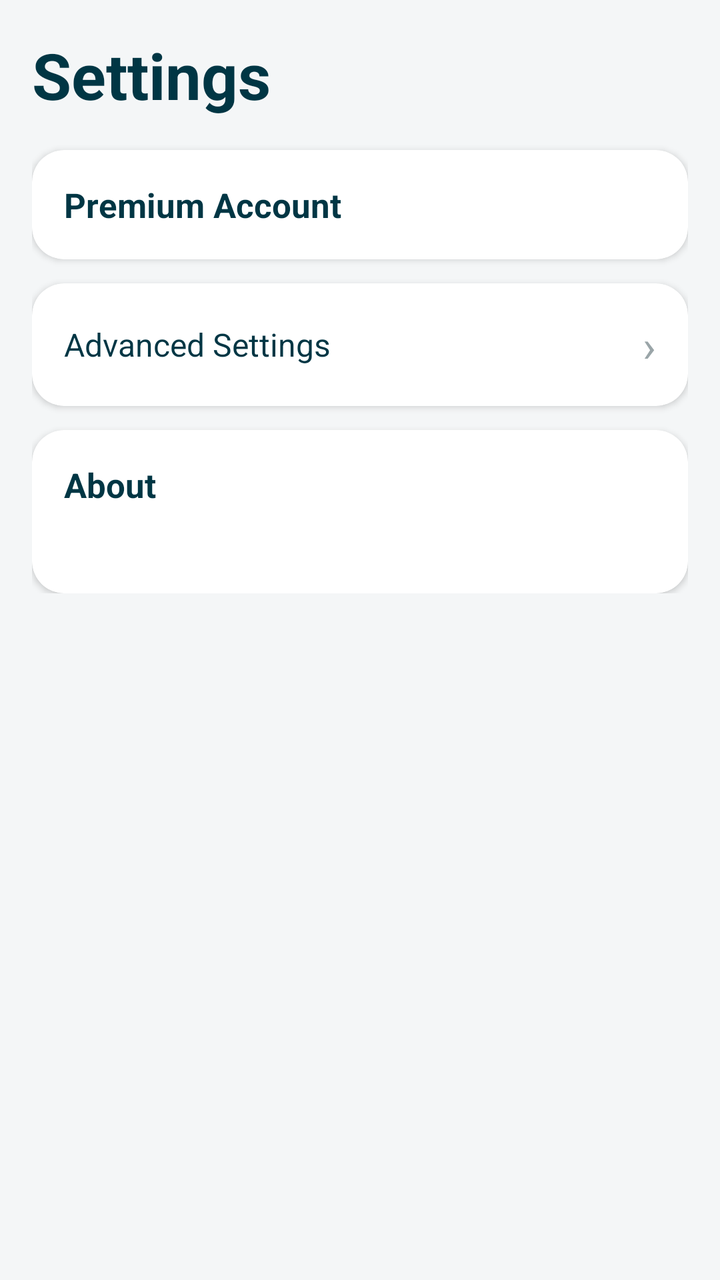
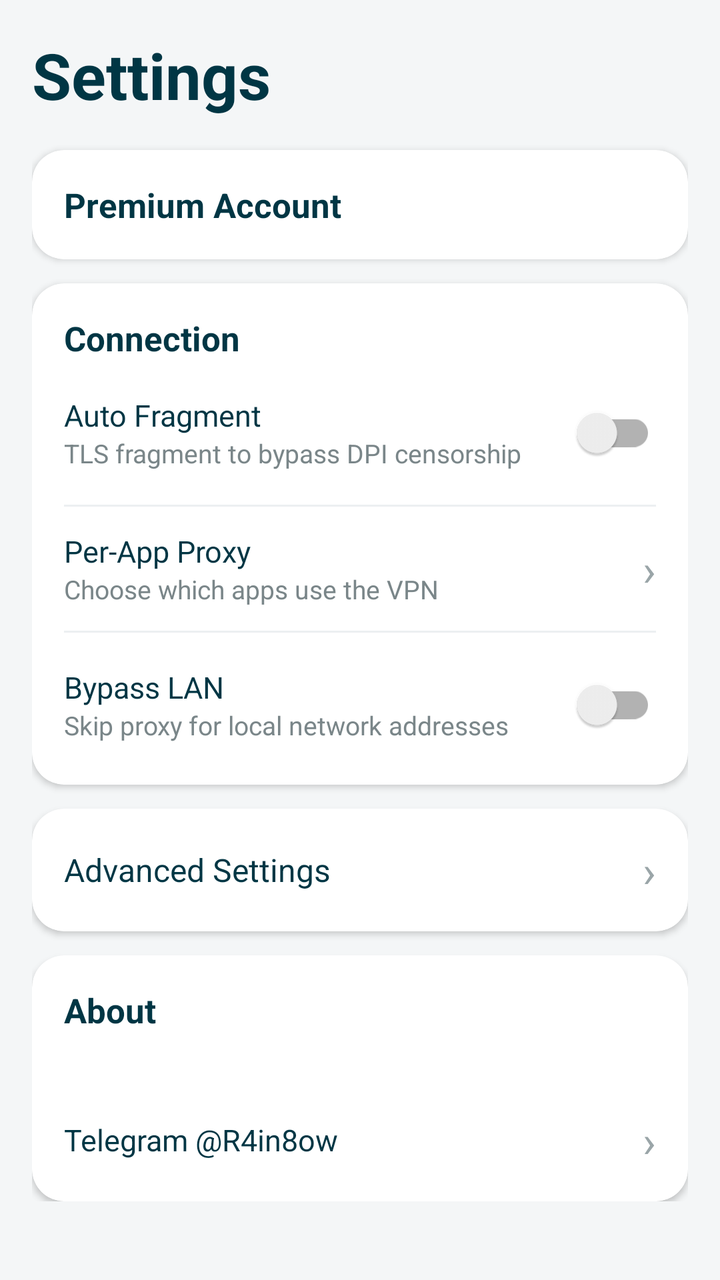

An Android layout rendered at two revisions. The XML below is the earlier revision; the diff shows what the commit changed to produce the second picture.
<!-- AndroidManifest.xml: application theme Theme.Start -->
<!-- res/layout/layout_amigos_settings.xml -->
<?xml version="1.0" encoding="utf-8"?>
<ScrollView xmlns:android="http://schemas.android.com/apk/res/android"
    xmlns:app="http://schemas.android.com/apk/res-auto"
    android:layout_width="match_parent"
    android:layout_height="match_parent"
    android:background="#F4F6F7"
    android:clipToPadding="false"
    android:paddingBottom="24dp">

    <LinearLayout
        android:layout_width="match_parent"
        android:layout_height="wrap_content"
        android:orientation="vertical"
        android:padding="16dp">

        <TextView
            android:layout_width="wrap_content"
            android:layout_height="wrap_content"
            android:text="@string/amigos_tab_settings"
            android:textColor="@color/amigos_teal"
            android:textSize="32sp"
            android:textStyle="bold" />

        <com.google.android.material.card.MaterialCardView
            android:layout_width="match_parent"
            android:layout_height="wrap_content"
            android:layout_marginTop="16dp"
            app:cardBackgroundColor="@color/amigos_white"
            app:cardCornerRadius="16dp"
            app:cardElevation="2dp">

            <LinearLayout
                android:layout_width="match_parent"
                android:layout_height="wrap_content"
                android:orientation="vertical"
                android:padding="16dp">

                <TextView
                    android:layout_width="wrap_content"
                    android:layout_height="wrap_content"
                    android:text="@string/amigos_settings_account"
                    android:textColor="@color/amigos_teal"
                    android:textSize="17sp"
                    android:textStyle="bold" />

                <LinearLayout
                    android:id="@+id/loggedOutView"
                    android:layout_width="match_parent"
                    android:layout_height="wrap_content"
                    android:layout_marginTop="12dp"
                    android:orientation="vertical"
                    android:visibility="gone">

                    <TextView
                        android:layout_width="wrap_content"
                        android:layout_height="wrap_content"
                        android:text="@string/amigos_settings_login_desc"
                        android:textColor="#7A8689"
                        android:textSize="14sp" />

                    <com.google.android.material.button.MaterialButton
                        android:id="@+id/loginButton"
                        android:layout_width="wrap_content"
                        android:layout_height="wrap_content"
                        android:layout_marginTop="8dp"
                        android:text="@string/amigos_settings_login"
                        app:backgroundTint="@color/amigos_amber"
                        app:cornerRadius="20dp" />

                </LinearLayout>

                <LinearLayout
                    android:id="@+id/loggedInView"
                    android:layout_width="match_parent"
                    android:layout_height="wrap_content"
                    android:layout_marginTop="12dp"
                    android:orientation="vertical"
                    android:visibility="gone">

                    <TextView
                        android:id="@+id/usernameText"
                        android:layout_width="wrap_content"
                        android:layout_height="wrap_content"
                        android:textColor="@color/amigos_teal"
                        android:textSize="16sp"
                        android:textStyle="bold" />

                    <TextView
                        android:id="@+id/statusText"
                        android:layout_width="wrap_content"
                        android:layout_height="wrap_content"
                        android:layout_marginTop="4dp"
                        android:textColor="#7A8689"
                        android:textSize="14sp" />

                    <LinearLayout
                        android:layout_width="match_parent"
                        android:layout_height="wrap_content"
                        android:layout_marginTop="12dp"
                        android:orientation="horizontal">

                        <com.google.android.material.button.MaterialButton
                            android:id="@+id/renewButton"
                            android:layout_width="wrap_content"
                            android:layout_height="wrap_content"
                            android:text="@string/amigos_settings_renew"
                            android:visibility="gone"
                            app:backgroundTint="@color/amigos_amber"
                            app:cornerRadius="20dp" />

                        <com.google.android.material.button.MaterialButton
                            android:id="@+id/logoutButton"
                            style="@style/Widget.MaterialComponents.Button.OutlinedButton"
                            android:layout_width="wrap_content"
                            android:layout_height="wrap_content"
                            android:layout_marginStart="8dp"
                            android:text="@string/amigos_settings_logout" />

                    </LinearLayout>

                </LinearLayout>

            </LinearLayout>

        </com.google.android.material.card.MaterialCardView>

        <com.google.android.material.card.MaterialCardView
            android:id="@+id/advancedCard"
            android:layout_width="match_parent"
            android:layout_height="wrap_content"
            android:layout_marginTop="12dp"
            app:cardBackgroundColor="@color/amigos_white"
            app:cardCornerRadius="16dp"
            app:cardElevation="2dp">

            <LinearLayout
                android:layout_width="match_parent"
                android:layout_height="wrap_content"
                android:gravity="center_vertical"
                android:orientation="horizontal"
                android:padding="16dp">

                <TextView
                    android:layout_width="0dp"
                    android:layout_height="wrap_content"
                    android:layout_weight="1"
                    android:text="@string/amigos_settings_advanced"
                    android:textColor="@color/amigos_teal"
                    android:textSize="16sp" />

                <TextView
                    android:layout_width="wrap_content"
                    android:layout_height="wrap_content"
                    android:text="›"
                    android:textColor="#9AA5A8"
                    android:textSize="22sp" />

            </LinearLayout>

        </com.google.android.material.card.MaterialCardView>

        <com.google.android.material.card.MaterialCardView
            android:layout_width="match_parent"
            android:layout_height="wrap_content"
            android:layout_marginTop="12dp"
            app:cardBackgroundColor="@color/amigos_white"
            app:cardCornerRadius="16dp"
            app:cardElevation="2dp">

            <LinearLayout
                android:layout_width="match_parent"
                android:layout_height="wrap_content"
                android:orientation="vertical"
                android:padding="16dp">

                <TextView
                    android:layout_width="wrap_content"
                    android:layout_height="wrap_content"
                    android:text="@string/amigos_settings_about"
                    android:textColor="@color/amigos_teal"
                    android:textSize="17sp"
                    android:textStyle="bold" />

                <TextView
                    android:id="@+id/versionText"
                    android:layout_width="wrap_content"
                    android:layout_height="wrap_content"
                    android:layout_marginTop="8dp"
                    android:textColor="#7A8689"
                    android:textSize="14sp" />

            </LinearLayout>

        </com.google.android.material.card.MaterialCardView>

    </LinearLayout>

</ScrollView>
<!-- resources referenced by this layout -->
<resources>
  <color name="amigos_amber">#F09B21</color>
  <color name="amigos_teal">#003644</color>
  <color name="amigos_white">#FFFFFF</color>
  <string name="amigos_settings_about">About</string>
  <string name="amigos_settings_account">Premium Account</string>
  <string name="amigos_settings_advanced">Advanced Settings</string>
  <string name="amigos_settings_login">Log in</string>
  <string name="amigos_settings_login_desc">Sign in with your premium username to unlock premium servers.</string>
  <string name="amigos_settings_logout">Log out</string>
  <string name="amigos_settings_renew">Renew via Telegram</string>
  <string name="amigos_tab_settings">Settings</string>
  <style name="Theme.Start" parent="Theme.MaterialComponents.DayNight">
          <item name="android:navigationBarColor">@android:color/transparent</item>
          <item name="colorPrimary">@android:color/transparent</item>
          <item name="colorPrimaryDark">@android:color/transparent</item>
          <item name="android:backgroundDimEnabled">false</item>
          <item name="android:windowNoTitle">true</item>
          <item name="windowActionBar">false</item>
          <item name="windowNoTitle">true</item>
      </style>
</resources>

<!-- the commit's change to res/layout/layout_amigos_settings.xml (unified diff, before → after) -->
@@ -125,6 +125,153 @@
         </com.google.android.material.card.MaterialCardView>
 
         <com.google.android.material.card.MaterialCardView
+            android:layout_width="match_parent"
+            android:layout_height="wrap_content"
+            android:layout_marginTop="12dp"
+            app:cardBackgroundColor="@color/amigos_white"
+            app:cardCornerRadius="16dp"
+            app:cardElevation="2dp">
+
+            <LinearLayout
+                android:layout_width="match_parent"
+                android:layout_height="wrap_content"
+                android:orientation="vertical"
+                android:padding="16dp">
+
+                <TextView
+                    android:layout_width="wrap_content"
+                    android:layout_height="wrap_content"
+                    android:text="@string/amigos_settings_connection"
+                    android:textColor="@color/amigos_teal"
+                    android:textSize="17sp"
+                    android:textStyle="bold" />
+
+                <LinearLayout
+                    android:layout_width="match_parent"
+                    android:layout_height="wrap_content"
+                    android:layout_marginTop="12dp"
+                    android:gravity="center_vertical"
+                    android:orientation="horizontal">
+
+                    <LinearLayout
+                        android:layout_width="0dp"
+                        android:layout_height="wrap_content"
+                        android:layout_weight="1"
+                        android:orientation="vertical">
+
+                        <TextView
+                            android:layout_width="wrap_content"
+                            android:layout_height="wrap_content"
+                            android:text="@string/amigos_settings_auto_fragment"
+                            android:textColor="@color/amigos_teal"
+                            android:textSize="15sp" />
+
+                        <TextView
+                            android:layout_width="wrap_content"
+                            android:layout_height="wrap_content"
+                            android:text="@string/amigos_settings_auto_fragment_desc"
+                            android:textColor="#7A8689"
+                            android:textSize="13sp" />
+
+                    </LinearLayout>
+
+                    <androidx.appcompat.widget.SwitchCompat
+                        android:id="@+id/fragmentSwitch"
+                        android:layout_width="wrap_content"
+                        android:layout_height="wrap_content" />
+
+                </LinearLayout>
+
+                <View
+                    android:layout_width="match_parent"
+                    android:layout_height="1dp"
+                    android:layout_marginVertical="12dp"
+                    android:background="#ECEFF1" />
+
+                <LinearLayout
+                    android:id="@+id/perAppCard"
+                    android:layout_width="match_parent"
+                    android:layout_height="wrap_content"
+                    android:gravity="center_vertical"
+                    android:orientation="horizontal">
+
+                    <LinearLayout
+                        android:layout_width="0dp"
+                        android:layout_height="wrap_content"
+                        android:layout_weight="1"
+                        android:orientation="vertical">
+
+                        <TextView
+                            android:layout_width="wrap_content"
+                            android:layout_height="wrap_content"
+                            android:text="@string/amigos_settings_per_app"
+                            android:textColor="@color/amigos_teal"
+                            android:textSize="15sp" />
+
+                        <TextView
+                            android:layout_width="wrap_content"
+                            android:layout_height="wrap_content"
+                            android:text="@string/amigos_settings_per_app_desc"
+                            android:textColor="#7A8689"
+                            android:textSize="13sp" />
+
+                    </LinearLayout>
+
+                    <TextView
+                        android:layout_width="wrap_content"
+                        android:layout_height="wrap_content"
+                        android:text="›"
+                        android:textColor="#9AA5A8"
+                        android:textSize="22sp" />
+
+                </LinearLayout>
+
+                <View
+                    android:layout_width="match_parent"
+                    android:layout_height="1dp"
+                    android:layout_marginVertical="12dp"
+                    android:background="#ECEFF1" />
+
+                <LinearLayout
+                    android:layout_width="match_parent"
+                    android:layout_height="wrap_content"
+                    android:gravity="center_vertical"
+                    android:orientation="horizontal">
+
+                    <LinearLayout
+                        android:layout_width="0dp"
+                        android:layout_height="wrap_content"
+                        android:layout_weight="1"
+                        android:orientation="vertical">
+
+                        <TextView
+                            android:layout_width="wrap_content"
+                            android:layout_height="wrap_content"
+                            android:text="@string/amigos_settings_bypass_lan"
+                            android:textColor="@color/amigos_teal"
+                            android:textSize="15sp" />
+
+                        <TextView
+                            android:layout_width="wrap_content"
+                            android:layout_height="wrap_content"
+                            android:text="@string/amigos_settings_bypass_lan_desc"
+                            android:textColor="#7A8689"
+                            android:textSize="13sp" />
+
+                    </LinearLayout>
+
+                    <androidx.appcompat.widget.SwitchCompat
+                        android:id="@+id/bypassLanSwitch"
+                        android:layout_width="wrap_content"
+                        android:layout_height="wrap_content" />
+
+                </LinearLayout>
+
+            </LinearLayout>
+
+        </com.google.android.material.card.MaterialCardView>
+
+        <com.google.android.material.card.MaterialCardView
             android:id="@+id/advancedCard"
             android:layout_width="match_parent"
             android:layout_height="wrap_content"
@@ -189,6 +336,31 @@
                     android:textColor="#7A8689"
                     android:textSize="14sp" />
 
+                <LinearLayout
+                    android:id="@+id/telegramCard"
+                    android:layout_width="match_parent"
+                    android:layout_height="wrap_content"
+                    android:layout_marginTop="12dp"
+                    android:gravity="center_vertical"
+                    android:orientation="horizontal">
+
+                    <TextView
+                        android:layout_width="0dp"
+                        android:layout_height="wrap_content"
+                        android:layout_weight="1"
+                        android:text="@string/amigos_settings_telegram"
+                        android:textColor="@color/amigos_teal"
+                        android:textSize="15sp" />
+
+                    <TextView
+                        android:layout_width="wrap_content"
+                        android:layout_height="wrap_content"
+                        android:text="›"
+                        android:textColor="#9AA5A8"
+                        android:textSize="22sp" />
+
+                </LinearLayout>
+
             </LinearLayout>
 
         </com.google.android.material.card.MaterialCardView>
<!-- resource entries referenced after the edit -->
@@ -6,10 +6,18 @@
   <string name="amigos_settings_about">About</string>
   <string name="amigos_settings_account">Premium Account</string>
   <string name="amigos_settings_advanced">Advanced Settings</string>
+  <string name="amigos_settings_auto_fragment">Auto Fragment</string>
+  <string name="amigos_settings_auto_fragment_desc">TLS fragment to bypass DPI censorship</string>
+  <string name="amigos_settings_bypass_lan">Bypass LAN</string>
+  <string name="amigos_settings_bypass_lan_desc">Skip proxy for local network addresses</string>
+  <string name="amigos_settings_connection">Connection</string>
   <string name="amigos_settings_login">Log in</string>
   <string name="amigos_settings_login_desc">Sign in with your premium username to unlock premium servers.</string>
   <string name="amigos_settings_logout">Log out</string>
+  <string name="amigos_settings_per_app">Per-App Proxy</string>
+  <string name="amigos_settings_per_app_desc">Choose which apps use the VPN</string>
   <string name="amigos_settings_renew">Renew via Telegram</string>
+  <string name="amigos_settings_telegram">Telegram @R4in8ow</string>
   <string name="amigos_tab_settings">Settings</string>
   <style name="Theme.Start" parent="Theme.MaterialComponents.DayNight">
           <item name="android:navigationBarColor">@android:color/transparent</item>
